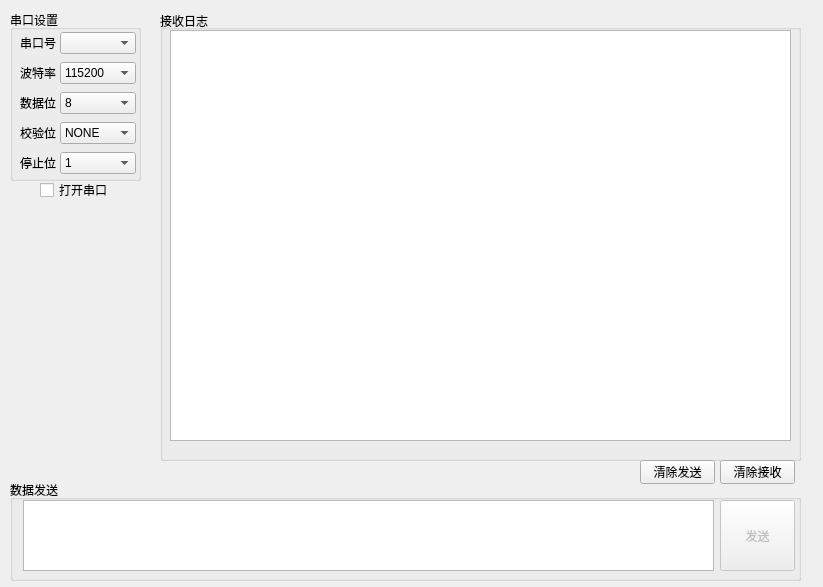
This is mainwindow.ui in 519984307/myQTserialWin as Qt 5 draws it before an edit. The edited form follows.
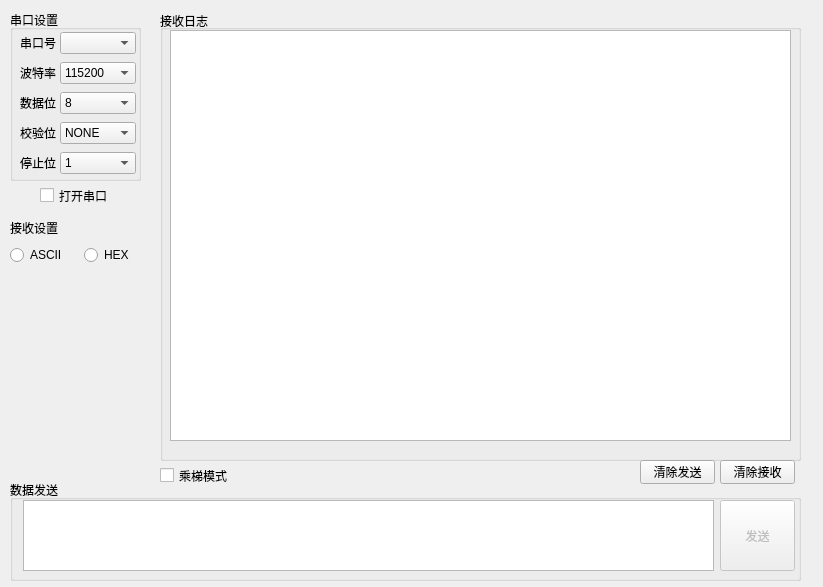
This is the edited form.

Commit message: 1.解决lora模块无法收到数据的问题. 2.新增以16进制模式接收数据的模式. Signed-off-by: baiqd <baiqd@keenon.com>

The edit to the form file:
```diff
--- a/mainwindow.ui
+++ b/mainwindow.ui
@@ -283,8 +283,8 @@
      <rect>
       <x>40</x>
       <y>180</y>
-      <width>71</width>
-      <height>20</height>
+      <width>81</width>
+      <height>31</height>
      </rect>
     </property>
     <property name="text">
@@ -317,6 +317,61 @@
      <string>清除发送</string>
     </property>
    </widget>
+   <widget class="QCheckBox" name="openCom_2">
+    <property name="enabled">
+     <bool>true</bool>
+    </property>
+    <property name="geometry">
+     <rect>
+      <x>160</x>
+      <y>460</y>
+      <width>81</width>
+      <height>31</height>
+     </rect>
+    </property>
+    <property name="text">
+     <string>乘梯模式</string>
+    </property>
+   </widget>
+   <widget class="QLabel" name="label_6">
+    <property name="geometry">
+     <rect>
+      <x>10</x>
+      <y>220</y>
+      <width>53</width>
+      <height>16</height>
+     </rect>
+    </property>
+    <property name="text">
+     <string>接收设置</string>
+    </property>
+   </widget>
+   <widget class="QWidget" name="horizontalLayoutWidget">
+    <property name="geometry">
+     <rect>
+      <x>10</x>
+      <y>240</y>
+      <width>141</width>
+      <height>31</height>
+     </rect>
+    </property>
+    <layout class="QHBoxLayout" name="horizontalLayout_6">
+     <item>
+      <widget class="QRadioButton" name="rx_ascii">
+       <property name="text">
+        <string>ASCII</string>
+       </property>
+      </widget>
+     </item>
+     <item>
+      <widget class="QRadioButton" name="rx_hex">
+       <property name="text">
+        <string>HEX</string>
+       </property>
+      </widget>
+     </item>
+    </layout>
+   </widget>
   </widget>
  </widget>
  <resources/>
```
Left out of the diff: 10 changed lines with no effect on the pictures. The commit also changes 3 other files.
